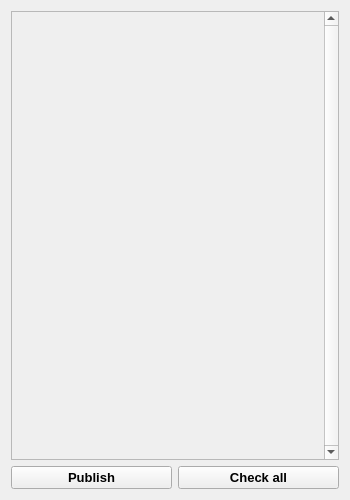
Before: the Qt Designer form maya/python/tlc/common/masterofcheckers.ui in jtaibo/TallerCreacionTools, drawn with Qt 5.
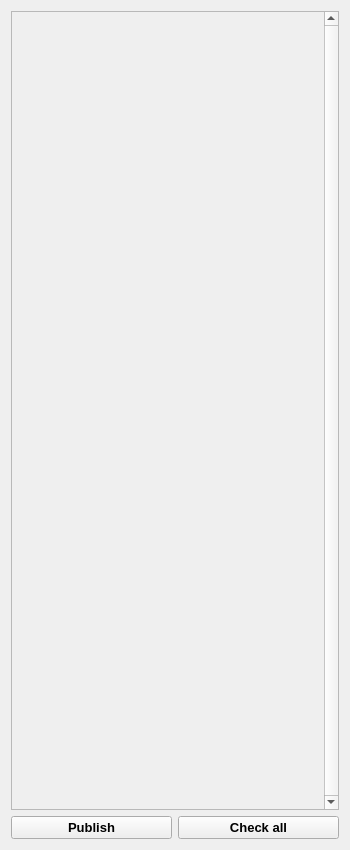
After: the same form once the commit is applied.

Patch:
```diff
--- a/maya/python/tlc/common/masterofcheckers.ui
+++ b/maya/python/tlc/common/masterofcheckers.ui
@@ -11,7 +11,7 @@
    </rect>
   </property>
   <property name="sizePolicy">
-   <sizepolicy hsizetype="MinimumExpanding" vsizetype="MinimumExpanding">
+   <sizepolicy hsizetype="Fixed" vsizetype="Fixed">
     <horstretch>0</horstretch>
     <verstretch>0</verstretch>
    </sizepolicy>
@@ -19,7 +19,7 @@
   <property name="minimumSize">
    <size>
     <width>350</width>
-    <height>500</height>
+    <height>850</height>
    </size>
   </property>
   <property name="windowTitle">
```
